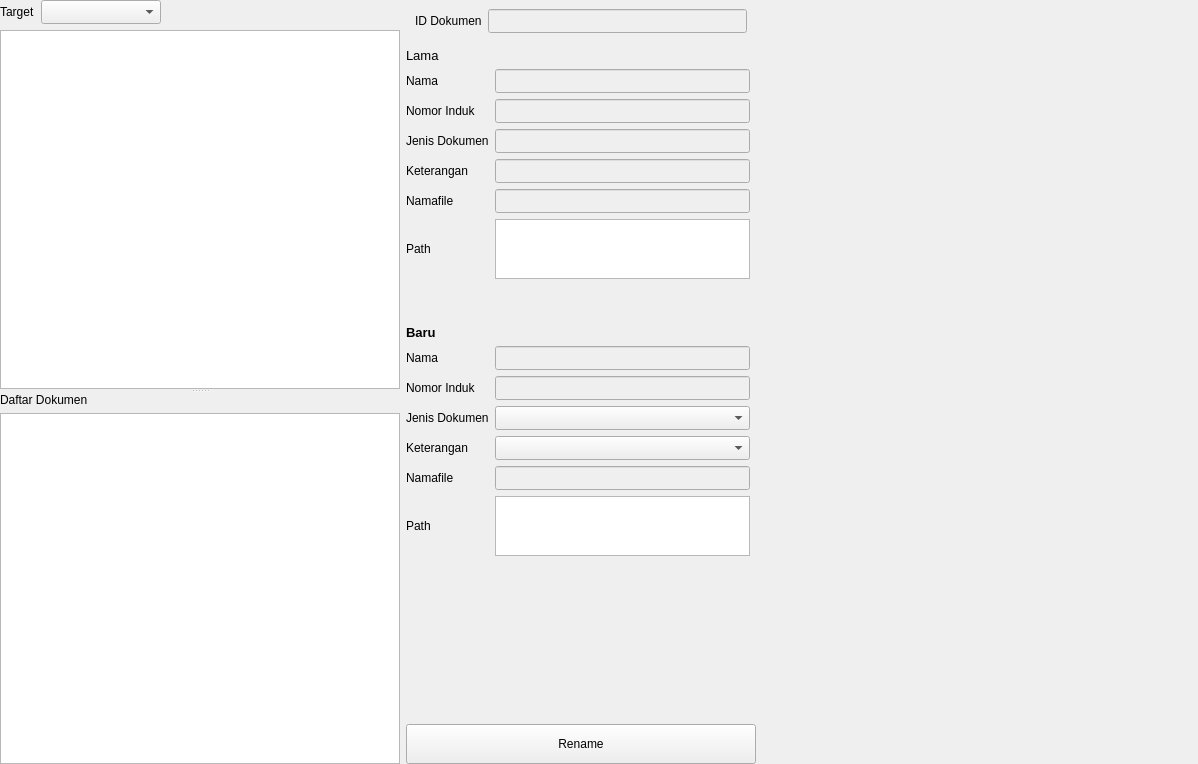
Qt form ui/sources/page_rename_dokumen.ui (asjach/db_app) before a commit.
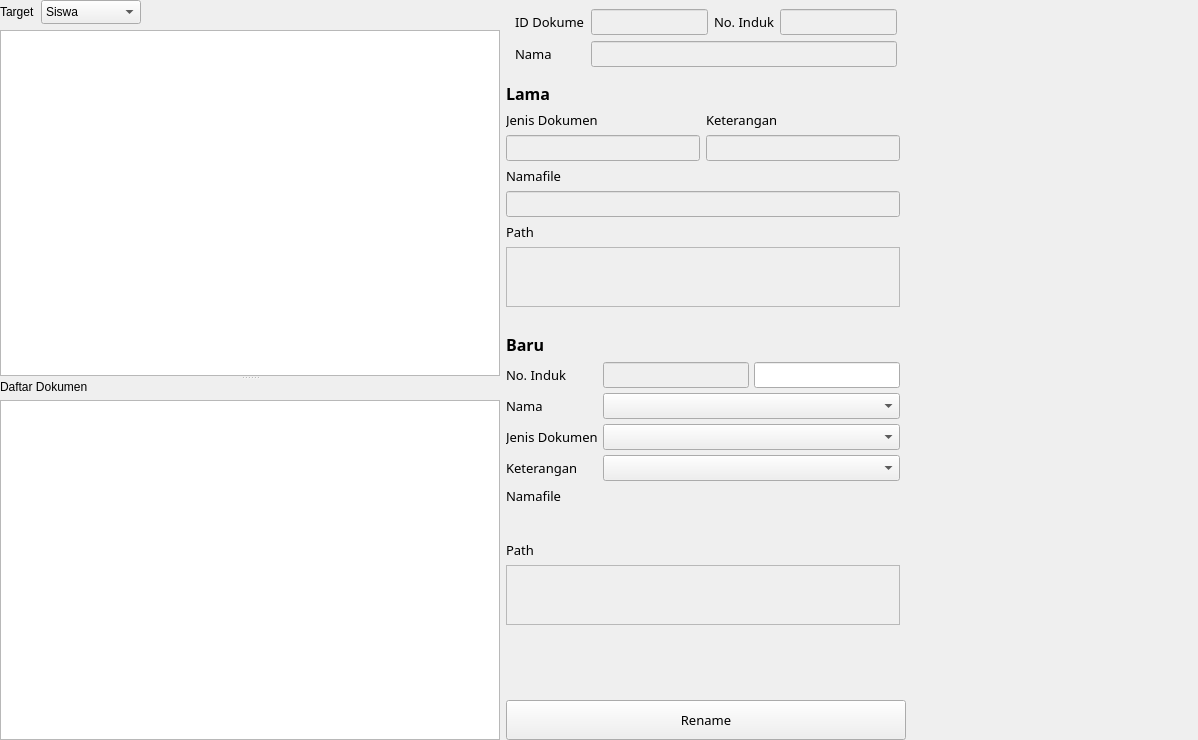
The same form after that commit.

The edit to the form file:
```diff
--- a/ui/sources/page_rename_dokumen.ui
+++ b/ui/sources/page_rename_dokumen.ui
@@ -7,7 +7,7 @@
     <x>0</x>
     <y>0</y>
     <width>1198</width>
-    <height>764</height>
+    <height>740</height>
    </rect>
   </property>
   <property name="windowTitle">
@@ -41,7 +41,7 @@
      </property>
      <property name="minimumSize">
       <size>
-       <width>400</width>
+       <width>500</width>
        <height>0</height>
       </size>
      </property>
@@ -83,23 +83,6 @@
           <property name="bottomMargin">
            <number>0</number>
           </property>
-          <item row="0" column="0">
-           <widget class="QLabel" name="label">
-            <property name="text">
-             <string>Target</string>
-            </property>
-           </widget>
-          </item>
-          <item row="0" column="1">
-           <widget class="QComboBox" name="comboBox">
-            <property name="minimumSize">
-             <size>
-              <width>120</width>
-              <height>24</height>
-             </size>
-            </property>
-           </widget>
-          </item>
           <item row="0" column="2">
            <spacer name="horizontalSpacer">
             <property name="orientation">
@@ -113,6 +96,33 @@
             </property>
            </spacer>
           </item>
+          <item row="0" column="1">
+           <widget class="QComboBox" name="cbo_target">
+            <property name="minimumSize">
+             <size>
+              <width>100</width>
+              <height>24</height>
+             </size>
+            </property>
+            <item>
+             <property name="text">
+              <string>Siswa</string>
+             </property>
+            </item>
+            <item>
+             <property name="text">
+              <string>Guru</string>
+             </property>
+            </item>
+           </widget>
+          </item>
+          <item row="0" column="0">
+           <widget class="QLabel" name="label">
+            <property name="text">
+             <string>Target</string>
+            </property>
+           </widget>
+          </item>
           <item row="1" column="0" colspan="3">
            <widget class="QTableWidget" name="tableWidget"/>
           </item>
@@ -159,10 +169,16 @@
      </property>
      <property name="maximumSize">
       <size>
-       <width>350</width>
+       <width>400</width>
        <height>16777215</height>
       </size>
      </property>
+     <property name="font">
+      <font>
+       <family>Aptos Narrow</family>
+       <pointsize>10</pointsize>
+      </font>
+     </property>
      <layout class="QGridLayout" name="gridLayout_6">
       <property name="leftMargin">
        <number>0</number>
@@ -176,6 +192,43 @@
       <property name="bottomMargin">
        <number>0</number>
       </property>
+      <item row="24" column="0" colspan="3">
+       <widget class="QWidget" name="widget_6" native="true">
+        <property name="sizePolicy">
+         <sizepolicy hsizetype="Preferred" vsizetype="Maximum">
+          <horstretch>0</horstretch>
+          <verstretch>0</verstretch>
+         </sizepolicy>
+        </property>
+        <layout class="QGridLayout" name="gridLayout_5">
+         <property name="leftMargin">
+          <number>0</number>
+         </property>
+         <property name="topMargin">
+          <number>0</number>
+         </property>
+         <property name="rightMargin">
+          <number>0</number>
+         </property>
+         <property name="bottomMargin">
+          <number>0</number>
+         </property>
+         <item row="0" column="0">
+          <widget class="QPushButton" name="btn_rename">
+           <property name="minimumSize">
+            <size>
+             <width>0</width>
+             <height>40</height>
+            </size>
+           </property>
+           <property name="text">
+            <string>Rename</string>
+           </property>
+          </widget>
+         </item>
+        </layout>
+       </widget>
+      </item>
       <item row="0" column="0" colspan="3">
        <widget class="QWidget" name="widget_7" native="true">
         <property name="sizePolicy">
@@ -185,15 +238,61 @@
          </sizepolicy>
         </property>
         <layout class="QGridLayout" name="gridLayout_7">
+         <item row="0" column="2">
+          <widget class="QLabel" name="label_4">
+           <property name="text">
+            <string>No. Induk</string>
+           </property>
+          </widget>
+         </item>
+         <item row="2" column="0">
+          <widget class="QLabel" name="label_3">
+           <property name="text">
+            <string>Nama</string>
+           </property>
+          </widget>
+         </item>
          <item row="0" column="0">
           <widget class="QLabel" name="label_8">
+           <property name="minimumSize">
+            <size>
+             <width>70</width>
+             <height>0</height>
+            </size>
+           </property>
            <property name="text">
             <string>ID Dokumen</string>
            </property>
           </widget>
          </item>
          <item row="0" column="1">
-          <widget class="QLineEdit" name="lineEdit_7">
+          <widget class="QLineEdit" name="line_id_dokumen">
+           <property name="enabled">
+            <bool>false</bool>
+           </property>
+           <property name="minimumSize">
+            <size>
+             <width>0</width>
+             <height>24</height>
+            </size>
+           </property>
+          </widget>
+         </item>
+         <item row="0" column="3">
+          <widget class="QLineEdit" name="line_no_induk">
+           <property name="enabled">
+            <bool>false</bool>
+           </property>
+           <property name="minimumSize">
+            <size>
+             <width>0</width>
+             <height>24</height>
+            </size>
+           </property>
+          </widget>
+         </item>
+         <item row="2" column="1" colspan="3">
+          <widget class="QLineEdit" name="line_nama">
            <property name="enabled">
             <bool>false</bool>
            </property>
@@ -208,8 +307,66 @@
         </layout>
        </widget>
       </item>
-      <item row="3" column="1">
-       <widget class="QLineEdit" name="lineEdit_2">
+      <item row="21" column="0">
+       <widget class="QLabel" name="label_15">
+        <property name="sizePolicy">
+         <sizepolicy hsizetype="Maximum" vsizetype="Preferred">
+          <horstretch>0</horstretch>
+          <verstretch>0</verstretch>
+         </sizepolicy>
+        </property>
+        <property name="text">
+         <string>Path</string>
+        </property>
+       </widget>
+      </item>
+      <item row="11" column="0" colspan="2">
+       <widget class="QPlainTextEdit" name="plain_path_old">
+        <property name="enabled">
+         <bool>false</bool>
+        </property>
+        <property name="minimumSize">
+         <size>
+          <width>0</width>
+          <height>60</height>
+         </size>
+        </property>
+        <property name="maximumSize">
+         <size>
+          <width>16777215</width>
+          <height>60</height>
+         </size>
+        </property>
+       </widget>
+      </item>
+      <item row="22" column="0" colspan="2">
+       <widget class="QPlainTextEdit" name="plain_path_new">
+        <property name="enabled">
+         <bool>false</bool>
+        </property>
+        <property name="minimumSize">
+         <size>
+          <width>0</width>
+          <height>60</height>
+         </size>
+        </property>
+        <property name="maximumSize">
+         <size>
+          <width>16777215</width>
+          <height>60</height>
+         </size>
+        </property>
+       </widget>
+      </item>
+      <item row="10" column="0">
+       <widget class="QLabel" name="label_7">
+        <property name="text">
+         <string>Path</string>
+        </property>
+       </widget>
+      </item>
+      <item row="6" column="1">
+       <widget class="QLineEdit" name="line_keterangan_old">
         <property name="enabled">
          <bool>false</bool>
         </property>
@@ -222,92 +379,35 @@
        </widget>
       </item>
       <item row="6" column="0">
-       <widget class="QLabel" name="label_6">
-        <property name="text">
-         <string>Keterangan</string>
+       <widget class="QLineEdit" name="line_jenis_dokumen_old">
+        <property name="enabled">
+         <bool>false</bool>
+        </property>
+        <property name="minimumSize">
+         <size>
+          <width>0</width>
+          <height>24</height>
+         </size>
+        </property>
+       </widget>
+      </item>
+      <item row="9" column="0" colspan="2">
+       <widget class="QLineEdit" name="line_namafile_old">
+        <property name="enabled">
+         <bool>false</bool>
+        </property>
+        <property name="minimumSize">
+         <size>
+          <width>0</width>
+          <height>24</height>
+         </size>
         </property>
        </widget>
       </item>
       <item row="5" column="1">
-       <widget class="QLineEdit" name="lineEdit_3">
-        <property name="enabled">
-         <bool>false</bool>
-        </property>
-        <property name="minimumSize">
-         <size>
-          <width>0</width>
-          <height>24</height>
-         </size>
-        </property>
-       </widget>
-      </item>
-      <item row="5" column="0">
-       <widget class="QLabel" name="label_5">
+       <widget class="QLabel" name="label_6">
         <property name="text">
-         <string>Jenis Dokumen</string>
-        </property>
-       </widget>
-      </item>
-      <item row="2" column="0">
-       <widget class="QLabel" name="label_3">
-        <property name="text">
-         <string>Nama</string>
-        </property>
-       </widget>
-      </item>
-      <item row="2" column="1">
-       <widget class="QLineEdit" name="lineEdit">
-        <property name="enabled">
-         <bool>false</bool>
-        </property>
-        <property name="minimumSize">
-         <size>
-          <width>0</width>
-          <height>24</height>
-         </size>
-        </property>
-       </widget>
-      </item>
-      <item row="6" column="1">
-       <widget class="QLineEdit" name="lineEdit_4">
-        <property name="enabled">
-         <bool>false</bool>
-        </property>
-        <property name="minimumSize">
-         <size>
-          <width>0</width>
-          <height>24</height>
-         </size>
-        </property>
-       </widget>
-      </item>
-      <item row="3" column="0">
-       <widget class="QLabel" name="label_4">
-        <property name="text">
-         <string>Nomor Induk</string>
-        </property>
-       </widget>
-      </item>
-      <item row="8" column="0">
-       <widget class="QLabel" name="label_7">
-        <property name="text">
-         <string>Path</string>
-        </property>
-       </widget>
-      </item>
-      <item row="8" column="1">
-       <widget class="QPlainTextEdit" name="plainTextEdit">
-        <property name="minimumSize">
-         <size>
-          <width>0</width>
-          <height>60</height>
-         </size>
-        </property>
-        <property name="maximumSize">
-         <size>
-          <width>16777215</width>
-          <height>60</height>
-         </size>
+         <string>Keterangan</string>
         </property>
        </widget>
       </item>
@@ -321,9 +421,9 @@
         </property>
         <property name="font">
          <font>
-          <pointsize>10</pointsize>
-          <weight>50</weight>
-          <bold>false</bold>
+          <pointsize>12</pointsize>
+          <weight>75</weight>
+          <bold>true</bold>
          </font>
         </property>
         <property name="text">
@@ -331,53 +431,14 @@
         </property>
        </widget>
       </item>
-      <item row="12" column="1">
-       <widget class="QLineEdit" name="lineEdit_6">
-        <property name="enabled">
-         <bool>false</bool>
+      <item row="8" column="0">
+       <widget class="QLabel" name="label_16">
+        <property name="text">
+         <string>Namafile</string>
         </property>
-        <property name="minimumSize">
-         <size>
-          <width>0</width>
-          <height>24</height>
-         </size>
-        </property>
        </widget>
       </item>
-      <item row="13" column="1">
-       <widget class="QComboBox" name="comboBox_2">
-        <property name="minimumSize">
-         <size>
-          <width>0</width>
-          <height>24</height>
-         </size>
-        </property>
-       </widget>
-      </item>
-      <item row="14" column="1">
-       <widget class="QComboBox" name="comboBox_3">
-        <property name="minimumSize">
-         <size>
-          <width>0</width>
-          <height>24</height>
-         </size>
-        </property>
-       </widget>
-      </item>
-      <item row="17" column="0" colspan="3">
-       <spacer name="verticalSpacer">
-        <property name="orientation">
-         <enum>Qt::Vertical</enum>
-        </property>
-        <property name="sizeHint" stdset="0">
-         <size>
-          <width>20</width>
-          <height>40</height>
-         </size>
-        </property>
-       </spacer>
-      </item>
-      <item row="10" column="0">
+      <item row="13" column="0" colspan="2">
        <widget class="QLabel" name="label_10">
         <property name="sizePolicy">
          <sizepolicy hsizetype="Preferred" vsizetype="Maximum">
@@ -387,7 +448,7 @@
         </property>
         <property name="font">
          <font>
-          <pointsize>10</pointsize>
+          <pointsize>12</pointsize>
           <weight>75</weight>
           <bold>true</bold>
          </font>
@@ -397,71 +458,14 @@
         </property>
        </widget>
       </item>
-      <item row="11" column="0">
-       <widget class="QLabel" name="label_11">
-        <property name="text">
-         <string>Nama</string>
-        </property>
-       </widget>
-      </item>
-      <item row="11" column="1">
-       <widget class="QLineEdit" name="lineEdit_5">
-        <property name="enabled">
-         <bool>false</bool>
-        </property>
-        <property name="minimumSize">
-         <size>
-          <width>0</width>
-          <height>24</height>
-         </size>
-        </property>
-       </widget>
-      </item>
-      <item row="13" column="0">
-       <widget class="QLabel" name="label_13">
+      <item row="5" column="0">
+       <widget class="QLabel" name="label_5">
         <property name="text">
          <string>Jenis Dokumen</string>
         </property>
        </widget>
       </item>
-      <item row="14" column="0">
-       <widget class="QLabel" name="label_14">
-        <property name="text">
-         <string>Keterangan</string>
-        </property>
-       </widget>
-      </item>
       <item row="12" column="0">
-       <widget class="QLabel" name="label_12">
-        <property name="text">
-         <string>Nomor Induk</string>
-        </property>
-       </widget>
-      </item>
-      <item row="16" column="0">
-       <widget class="QLabel" name="label_15">
-        <property name="text">
-         <string>Path</string>
-        </property>
-       </widget>
-      </item>
-      <item row="16" column="1">
-       <widget class="QPlainTextEdit" name="plainTextEdit_2">
-        <property name="minimumSize">
-         <size>
-          <width>0</width>
-          <height>60</height>
-         </size>
-        </property>
-        <property name="maximumSize">
-         <size>
-          <width>16777215</width>
-          <height>60</height>
-         </size>
-        </property>
-       </widget>
-      </item>
-      <item row="9" column="1">
        <spacer name="verticalSpacer_2">
         <property name="orientation">
          <enum>Qt::Vertical</enum>
@@ -472,40 +476,27 @@
         <property name="sizeHint" stdset="0">
          <size>
           <width>20</width>
+          <height>20</height>
+         </size>
+        </property>
+       </spacer>
+      </item>
+      <item row="23" column="0" colspan="3">
+       <spacer name="verticalSpacer">
+        <property name="orientation">
+         <enum>Qt::Vertical</enum>
+        </property>
+        <property name="sizeHint" stdset="0">
+         <size>
+          <width>20</width>
           <height>40</height>
          </size>
         </property>
        </spacer>
       </item>
-      <item row="7" column="0">
-       <widget class="QLabel" name="label_16">
-        <property name="text">
-         <string>Namafile</string>
-        </property>
-       </widget>
-      </item>
-      <item row="7" column="1">
-       <widget class="QLineEdit" name="lineEdit_8">
-        <property name="enabled">
-         <bool>false</bool>
-        </property>
-        <property name="minimumSize">
-         <size>
-          <width>0</width>
-          <height>24</height>
-         </size>
-        </property>
-       </widget>
-      </item>
-      <item row="18" column="0" colspan="3">
-       <widget class="QWidget" name="widget_6" native="true">
-        <property name="sizePolicy">
-         <sizepolicy hsizetype="Preferred" vsizetype="Maximum">
-          <horstretch>0</horstretch>
-          <verstretch>0</verstretch>
-         </sizepolicy>
-        </property>
-        <layout class="QGridLayout" name="gridLayout_5">
+      <item row="14" column="0" colspan="2">
+       <widget class="QWidget" name="widget_8" native="true">
+        <layout class="QGridLayout" name="gridLayout_8">
          <property name="leftMargin">
           <number>0</number>
          </property>
@@ -518,42 +509,155 @@
          <property name="bottomMargin">
           <number>0</number>
          </property>
+         <property name="spacing">
+          <number>5</number>
+         </property>
          <item row="0" column="0">
-          <widget class="QPushButton" name="pushButton">
+          <widget class="QLabel" name="label_12">
+           <property name="sizePolicy">
+            <sizepolicy hsizetype="Maximum" vsizetype="Preferred">
+             <horstretch>0</horstretch>
+             <verstretch>0</verstretch>
+            </sizepolicy>
+           </property>
            <property name="minimumSize">
             <size>
+             <width>80</width>
+             <height>0</height>
+            </size>
+           </property>
+           <property name="text">
+            <string>No. Induk</string>
+           </property>
+          </widget>
+         </item>
+         <item row="0" column="1">
+          <widget class="QLineEdit" name="line_no_induk_new">
+           <property name="enabled">
+            <bool>false</bool>
+           </property>
+           <property name="minimumSize">
+            <size>
              <width>0</width>
-             <height>40</height>
+             <height>24</height>
             </size>
            </property>
+          </widget>
+         </item>
+         <item row="2" column="0">
+          <widget class="QLabel" name="label_13">
+           <property name="sizePolicy">
+            <sizepolicy hsizetype="Maximum" vsizetype="Preferred">
+             <horstretch>0</horstretch>
+             <verstretch>0</verstretch>
+            </sizepolicy>
+           </property>
            <property name="text">
-            <string>Rename</string>
+            <string>Jenis Dokumen</string>
+           </property>
+          </widget>
+         </item>
+         <item row="0" column="2">
+          <widget class="QLineEdit" name="line_search">
+           <property name="minimumSize">
+            <size>
+             <width>0</width>
+             <height>24</height>
+            </size>
+           </property>
+          </widget>
+         </item>
+         <item row="1" column="1" colspan="2">
+          <widget class="QComboBox" name="cbo_nama_new">
+           <property name="minimumSize">
+            <size>
+             <width>0</width>
+             <height>24</height>
+            </size>
+           </property>
+          </widget>
+         </item>
+         <item row="1" column="0">
+          <widget class="QLabel" name="label_11">
+           <property name="sizePolicy">
+            <sizepolicy hsizetype="Maximum" vsizetype="Preferred">
+             <horstretch>0</horstretch>
+             <verstretch>0</verstretch>
+            </sizepolicy>
+           </property>
+           <property name="minimumSize">
+            <size>
+             <width>70</width>
+             <height>0</height>
+            </size>
+           </property>
+           <property name="text">
+            <string>Nama</string>
+           </property>
+          </widget>
+         </item>
+         <item row="3" column="0">
+          <widget class="QLabel" name="label_14">
+           <property name="sizePolicy">
+            <sizepolicy hsizetype="Maximum" vsizetype="Preferred">
+             <horstretch>0</horstretch>
+             <verstretch>0</verstretch>
+            </sizepolicy>
+           </property>
+           <property name="text">
+            <string>Keterangan</string>
+           </property>
+          </widget>
+         </item>
+         <item row="2" column="1" colspan="2">
+          <widget class="QComboBox" name="cbo_jenis_dokumen_new">
+           <property name="minimumSize">
+            <size>
+             <width>0</width>
+             <height>24</height>
+            </size>
+           </property>
+          </widget>
+         </item>
+         <item row="3" column="1" colspan="2">
+          <widget class="QComboBox" name="cbo_keterangan_new">
+           <property name="minimumSize">
+            <size>
+             <width>0</width>
+             <height>24</height>
+            </size>
            </property>
           </widget>
          </item>
         </layout>
        </widget>
       </item>
-      <item row="15" column="0">
+      <item row="20" column="0" colspan="2">
+       <widget class="QLabel" name="label_namafile_new">
+        <property name="minimumSize">
+         <size>
+          <width>0</width>
+          <height>24</height>
+         </size>
+        </property>
+        <property name="text">
+         <string/>
+        </property>
+       </widget>
+      </item>
+      <item row="19" column="0" colspan="3">
        <widget class="QLabel" name="label_17">
+        <property name="sizePolicy">
+         <sizepolicy hsizetype="Maximum" vsizetype="Preferred">
+          <horstretch>0</horstretch>
+          <verstretch>0</verstretch>
+         </sizepolicy>
+        </property>
         <property name="text">
          <string>Namafile</string>
         </property>
        </widget>
       </item>
-      <item row="15" column="1">
-       <widget class="QLineEdit" name="lineEdit_9">
-        <property name="enabled">
-         <bool>false</bool>
-        </property>
-        <property name="minimumSize">
-         <size>
-          <width>0</width>
-          <height>24</height>
-         </size>
-        </property>
-       </widget>
-      </item>
      </layout>
     </widget>
    </item>
```
Left out of the diff: 12 changed lines with no effect on the pictures.
